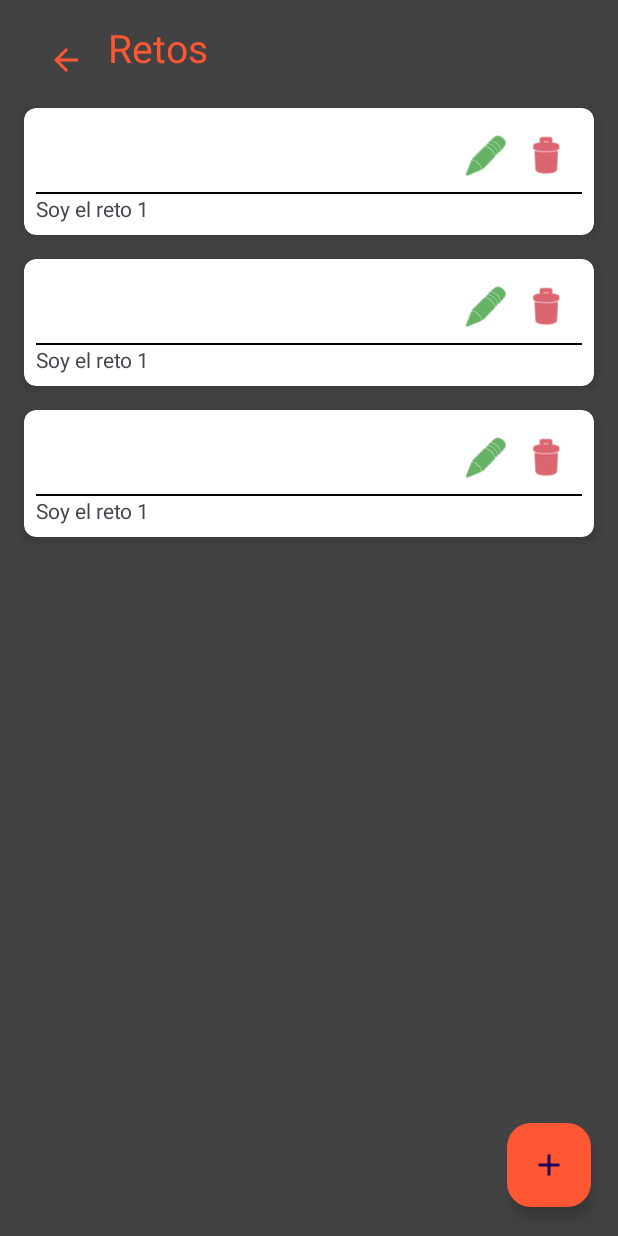
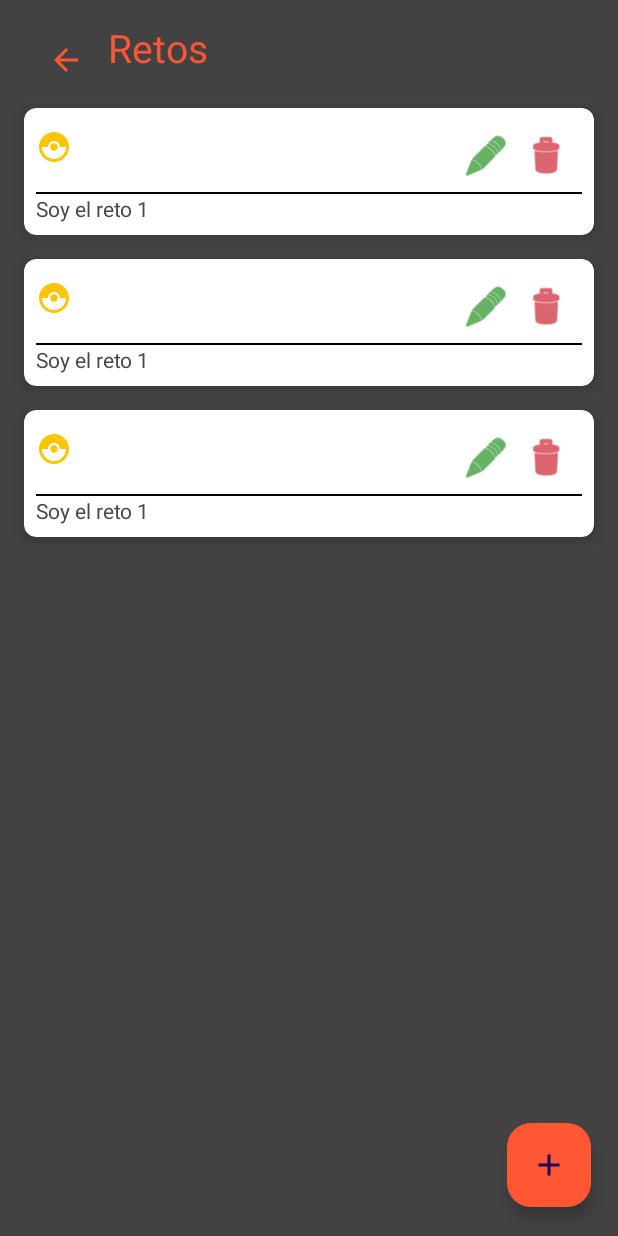
Before and after one commit to cricamore/equipoCuatroMP1, an Android app: the layout fragment_retos.xml on its own in the app's theme, with its tools: preview values and no code run, on a phone screen of 412 x 824 dp. Run offline under Robolectric (Android 15) with nearby library versions, the phone set to English and light mode, and no system bars.

Commit message:
Pokemon icon and animation delete and edit added

```diff
--- a/app/src/main/java/com/cristian/miniproyecto1/view/RecyclerAdapter.kt
+++ b/app/src/main/java/com/cristian/miniproyecto1/view/RecyclerAdapter.kt
@@ -2,16 +2,19 @@ package com.cristian.miniproyecto1.view
 
 import android.os.Bundle
 import android.view.LayoutInflater
+import android.view.View
 import android.view.ViewGroup
-import android.widget.Toast
+import android.view.animation.AlphaAnimation
 import androidx.navigation.NavController
+import androidx.navigation.findNavController
 import androidx.recyclerview.widget.RecyclerView
+import com.cristian.miniproyecto1.R
 import com.cristian.miniproyecto1.databinding.RetoLayoutBinding
 import com.cristian.miniproyecto1.model.Reto
-import androidx.navigation.findNavController
-import com.cristian.miniproyecto1.R
+
 
 class RecyclerAdapter(private val listaRetos: MutableList<Reto>, private val navController: NavController): RecyclerView.Adapter<RecyclerViewHolder>(){
+
     override fun onCreateViewHolder(parent: ViewGroup, position: Int): RecyclerViewHolder {
         val context = parent.context
         println("Adapter Context: $context")
@@ -52,6 +55,9 @@ class RecyclerAdapter(private val listaRetos: MutableList<Reto>, private val nav
 
         recyclerViewHolder.bindingItem.editIcon.setOnClickListener{
             //Toast.makeText(recyclerViewHolder.itemView.context, "Clic en edit", Toast.LENGTH_SHORT).show()
+            val fadeIn = AlphaAnimation(1f, 0.5f)
+            fadeIn.duration = 5000
+            recyclerViewHolder.bindingItem.buttonPanel.startAnimation(fadeIn)
             val retoAEditar = obtenerRetoAEliminar(position)
             val idAEditar = obtenerIdAEliminar(position)
 
@@ -66,4 +72,6 @@ class RecyclerAdapter(private val listaRetos: MutableList<Reto>, private val nav
 
         recyclerViewHolder.setItemReto(reto)
     }
+
+
 }
--- a/app/src/main/java/com/cristian/miniproyecto1/view/fragment/FragmentRetos.kt
+++ b/app/src/main/java/com/cristian/miniproyecto1/view/fragment/FragmentRetos.kt
@@ -43,6 +43,9 @@ class FragmentRetos: Fragment() {
         binding.addButton.setOnClickListener{
             findNavController().navigate(R.id.action_fragmentRetos_to_fragmentCustomDialog)
         }
+        binding.btnBack.setOnClickListener{
+            findNavController().navigate(R.id.action_to_principal)
+        }
 
         retoViewModel.getListRetos()
         var listaRetos = retoViewModel.listRetos
--- a/app/src/main/java/com/cristian/miniproyecto1/view/fragment/Principal.kt
+++ b/app/src/main/java/com/cristian/miniproyecto1/view/fragment/Principal.kt
@@ -72,6 +72,7 @@ class Principal : Fragment() {
 
         binding.toolbar.retosButton.setOnClickListener{
             findNavController().navigate(R.id.action_to_fragmentRetos)
+            bgsound.stop()
         }
 
         countdownText.visibility = View.INVISIBLE
--- /dev/null
+++ b/app/src/main/res/drawable/baseline_catching_pokemon_24.xml
@@ -0,0 +1,5 @@
+<vector android:height="24dp" android:tint="#FFC403"
+    android:viewportHeight="24" android:viewportWidth="24"
+    android:width="24dp" xmlns:android="http://schemas.android.com/apk/res/android">
+    <path android:fillColor="@android:color/white" android:pathData="M14.5,12c0,1.38 -1.12,2.5 -2.5,2.5c-1.38,0 -2.5,-1.12 -2.5,-2.5s1.12,-2.5 2.5,-2.5C13.38,9.5 14.5,10.62 14.5,12zM22,12c0,5.52 -4.48,10 -10,10C6.48,22 2,17.52 2,12S6.48,2 12,2C17.52,2 22,6.48 22,12zM20,12h-4c0,-2.21 -1.79,-4 -4,-4c-2.21,0 -4,1.79 -4,4H4c0,4.41 3.59,8 8,8C16.41,20 20,16.41 20,12z"/>
+</vector>
--- a/app/src/main/res/layout/reto_layout.xml
+++ b/app/src/main/res/layout/reto_layout.xml
@@ -8,7 +8,19 @@
         app:cardElevation="5dp"
         android:layout_marginHorizontal="16dp"
         android:layout_marginVertical="8dp">
-
+        <!--                Icono logo-->
+        <ImageView
+            android:id="@+id/logoIcon"
+            android:layout_width="wrap_content"
+            android:layout_height="wrap_content"
+            android:layout_below="@id/contenido"
+            android:layout_marginTop="14dp"
+            android:layout_marginEnd="8dp"
+            android:layout_marginStart="8dp"
+            android:src="@drawable/baseline_catching_pokemon_24"
+            android:layout_alignParentStart = "true"
+            app:tint="#FFC403"
+            />
         <RelativeLayout
             android:layout_width="match_parent"
             android:layout_height="wrap_content"
@@ -22,6 +34,8 @@
 
                 <!-- Icono de Editar -->
                 <ImageView
+                    android:foreground="?android:attr/selectableItemBackground"
+                    android:background="?android:attr/selectableItemBackground"
                     android:id="@+id/editIcon"
                     android:layout_width="wrap_content"
                     android:layout_height="wrap_content"
@@ -33,6 +47,8 @@
 
                 <!-- Icono de Borrar -->
                 <ImageView
+                    android:foreground="?android:attr/selectableItemBackground"
+                    android:background="?android:attr/selectableItemBackground"
                     android:id="@+id/deleteIcon"
                     android:layout_width="wrap_content"
                     android:layout_height="wrap_content"
```
